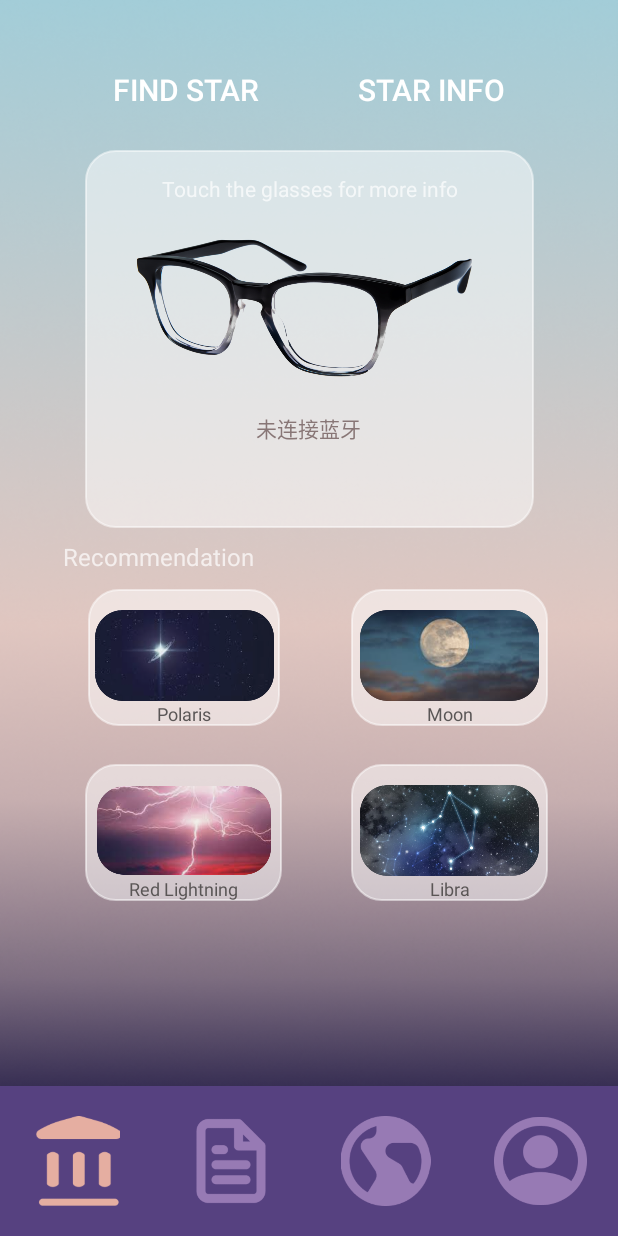
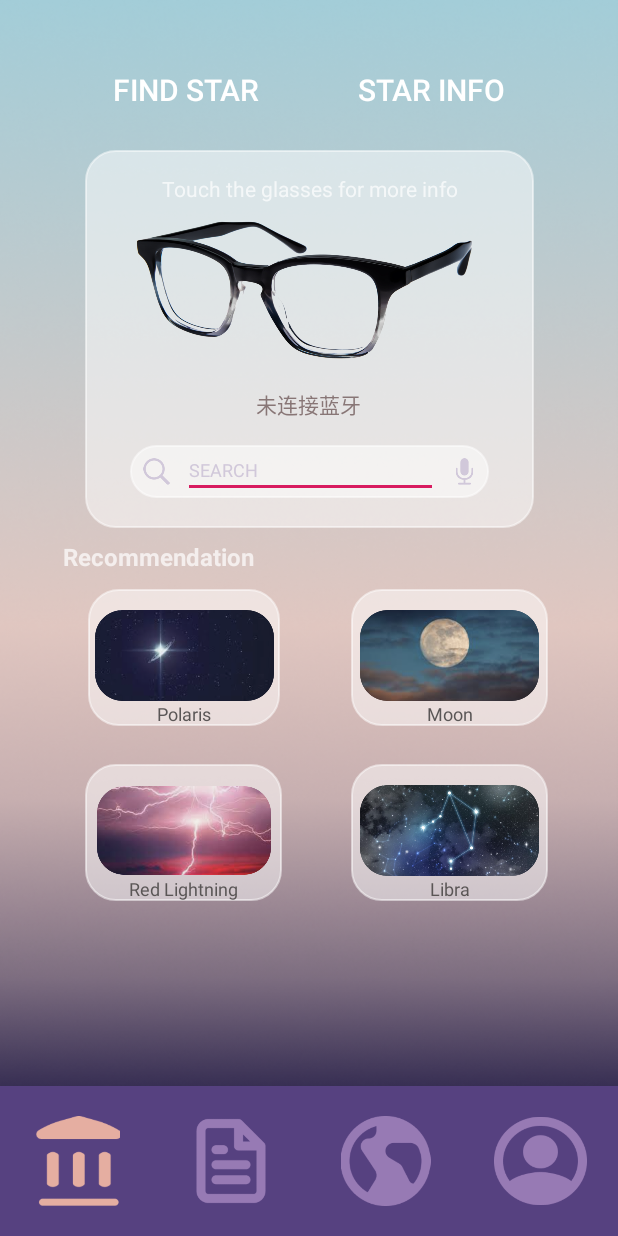
Before and after one commit to CSWellesSun/StarSeeker, an Android app: the screen it shows after launch (BtActivity), on a phone screen of 412 x 824 dp. Run offline under Robolectric (Android 15) with nearby library versions, the phone set to English and light mode, and no system bars.

Commit message:
搜索框前端

```diff
--- a/app/src/main/AndroidManifest.xml
+++ b/app/src/main/AndroidManifest.xml
@@ -13,9 +13,9 @@
   <application
           android:name=".MyApplication"
           android:allowBackup="false"
-          android:icon="@mipmap/ic_audio_logo"
+          android:icon="@mipmap/logo"
           android:label="@string/app_name"
-          android:roundIcon="@mipmap/ic_audio_logo"
+          android:roundIcon="@mipmap/logo"
           android:supportsRtl="true"
           android:theme="@style/AppTheme">
 
--- a/app/src/main/java/com/huawei/audiodevicekit/starseeker/view/BtActivity.java
+++ b/app/src/main/java/com/huawei/audiodevicekit/starseeker/view/BtActivity.java
@@ -8,6 +8,7 @@ import android.os.Bundle;
 import android.util.Log;
 import android.view.View;
 import android.widget.Button;
+import android.widget.EditText;
 import android.widget.ImageView;
 import android.widget.TextView;
 import android.widget.Toast;
@@ -38,6 +39,8 @@ public class BtActivity
 
     private TextView connectStatus;
 
+    private EditText input;
+
     private boolean connectStatusFlag = false;
 
     private Set<String> deviceMacSet;
@@ -67,6 +70,7 @@ public class BtActivity
         boolean res = CheckCurrentBlueTooth();
         if (res) {
             // 检查是否连接上华为眼镜
+            glassMacSet.clear();
             getPresenter().search();
             for (String mac : deviceMacSet) {
                 for (String glassMac : glassMacSet) {
@@ -126,6 +130,7 @@ public class BtActivity
     protected void initView() {
         btnConnect = (ImageView) findViewById(R.id.glass_connect);
         connectStatus = (TextView) findViewById(R.id.m_connect_status);
+        input = (EditText) findViewById(R.id.search_edit_text);
 
         deviceMacSet = new HashSet();
         glassMacSet = new HashSet<>();
@@ -144,12 +149,15 @@ public class BtActivity
     @Override
     protected void setOnclick() {
         super.setOnclick();
+        // 点击眼镜开始connect
         btnConnect.setOnClickListener(new View.OnClickListener() {
             @Override
             public void onClick(View v) {
                 CheckGlassConnection();
             }
         });
+        // 对Edit Text的监听
+
     }
 
     // 从P来的回调函数
--- a/app/src/main/res/layout/m_activity_main.xml
+++ b/app/src/main/res/layout/m_activity_main.xml
@@ -64,7 +64,7 @@
                 android:id="@+id/glass_connect"
                 android:layout_width="263dp"
                 android:layout_height="113dp"
-                android:layout_marginBottom="92dp"
+                android:layout_marginBottom="104dp"
                 app:layout_constraintBottom_toBottomOf="parent"
                 app:layout_constraintEnd_toEndOf="parent"
                 app:layout_constraintStart_toStartOf="parent"
@@ -86,7 +86,7 @@
                 android:id="@+id/m_connect_status"
                 android:layout_width="wrap_content"
                 android:layout_height="wrap_content"
-                android:layout_marginBottom="56dp"
+                android:layout_marginBottom="72dp"
                 android:text="Huawei glasses connected"
                 android:textColor="#887676"
                 app:layout_constraintBottom_toBottomOf="parent"
@@ -94,6 +94,56 @@
                 app:layout_constraintHorizontal_bias="0.496"
                 app:layout_constraintStart_toStartOf="parent" />
 
+            <androidx.constraintlayout.widget.ConstraintLayout
+                android:layout_width="fill_parent"
+                android:layout_height="wrap_content"
+                app:layout_constraintEnd_toEndOf="parent"
+                app:layout_constraintStart_toStartOf="parent"
+                app:layout_constraintBottom_toBottomOf="parent"
+                android:background="@drawable/rect_round"
+                android:layout_marginLeft="30dp"
+                android:layout_marginRight="30dp"
+                android:layout_marginBottom="20dp"
+                >
+
+                <ImageView
+                    android:id="@+id/searchIcon"
+                    android:layout_width="35dp"
+                    android:layout_height="35dp"
+                    android:scaleX="0.5"
+                    android:scaleY="0.5"
+                    android:src="@drawable/search_icon"
+                    app:layout_constraintStart_toStartOf="parent"
+                    app:layout_constraintBottom_toBottomOf="parent"
+                    app:layout_constraintHorizontal_chainStyle="spread"
+                    ></ImageView>
+
+                <EditText
+                    android:id="@+id/search_edit_text"
+                    android:layout_width="170dp"
+                    android:layout_height="35dp"
+                    android:maxWidth="170dp"
+                    app:layout_constraintBottom_toBottomOf="parent"
+                    app:layout_constraintStart_toEndOf="@+id/searchIcon"
+                    android:textSize="12sp"
+                    android:textColor="@android:color/black"
+                    android:hint="SEARCH"
+                    android:textColorHint="#D1C8DA"
+                    android:singleLine="true"
+                    ></EditText>
+
+                <ImageView
+                    android:layout_width="35dp"
+                    android:layout_height="35dp"
+                    app:layout_constraintStart_toEndOf="@+id/search_edit_text"
+                    app:layout_constraintBottom_toBottomOf="parent"
+                    android:scaleX="0.5"
+                    android:scaleY="0.5"
+                    android:src="@drawable/microphone"
+                    >
+
+                </ImageView>
+            </androidx.constraintlayout.widget.ConstraintLayout>
         </androidx.constraintlayout.widget.ConstraintLayout>
 
         <TextView
@@ -105,7 +155,7 @@
             android:layout_marginBottom="248dp"
             android:text="Recommendation"
             android:textSize="16sp"
-            android:textFontWeight="700"
+            android:textStyle="bold"
             app:layout_constraintBottom_toBottomOf="parent"
             app:layout_constraintEnd_toEndOf="parent"
             app:layout_constraintHorizontal_bias="0.0"
@@ -146,7 +196,7 @@
         </androidx.constraintlayout.widget.ConstraintLayout>
 
         <androidx.constraintlayout.widget.ConstraintLayout
-            android:id="@+id/constraintLayout2"
+            android:id="@+id/recommend_view"
             android:layout_width="128dp"
             android:layout_height="91dp"
             android:layout_marginStart="58dp"
```
Also changed, not shown: app/src/main/res/drawable/microphone.png (added), app/src/main/res/drawable/search_icon.png (added), app/src/main/res/mipmap-xxhdpi/logo.png (added).
